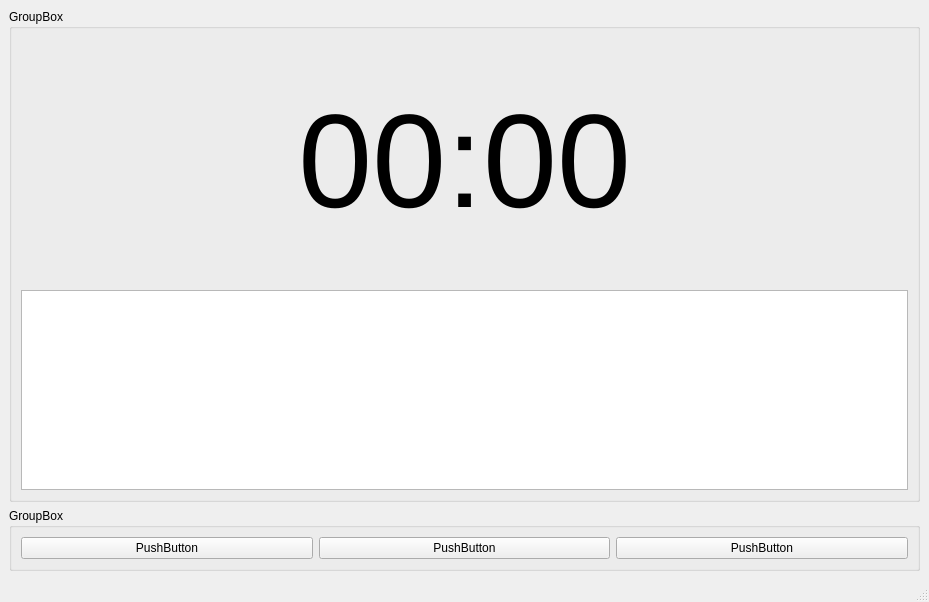
This is QTimer/mainwindow.ui in F3lixxx/QT as Qt 5 draws it before an edit. The edited form follows.
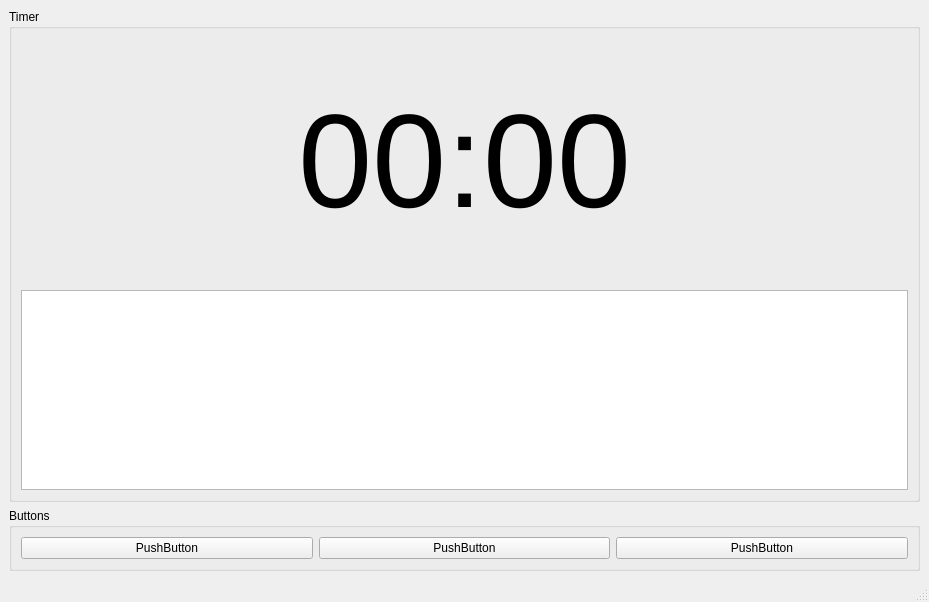
This is the edited form.

Patch:
```diff
--- a/QTimer/mainwindow.ui
+++ b/QTimer/mainwindow.ui
@@ -18,7 +18,7 @@
     <item>
      <widget class="QGroupBox" name="groupBox_2">
       <property name="title">
-       <string>GroupBox</string>
+       <string>Timer</string>
       </property>
       <layout class="QVBoxLayout" name="verticalLayout">
        <item>
@@ -52,7 +52,7 @@
     <item>
      <widget class="QGroupBox" name="groupBox">
       <property name="title">
-       <string>GroupBox</string>
+       <string>Buttons</string>
       </property>
       <layout class="QHBoxLayout" name="horizontalLayout">
        <item>
```
